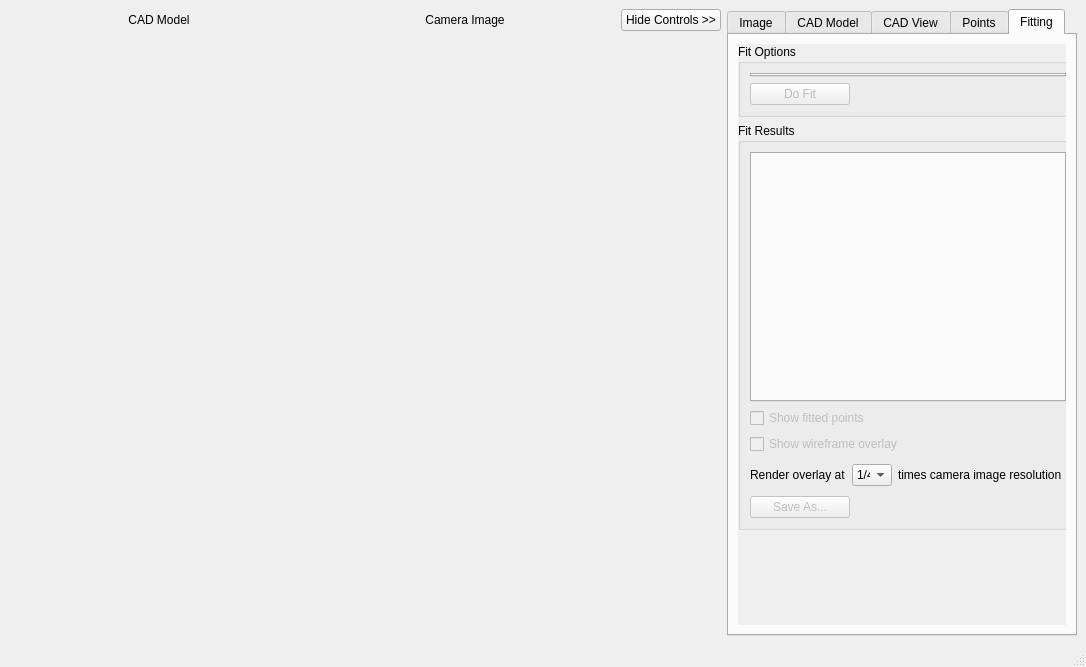
First picture: the form in calcam/ui/calcam.ui, repository euratom-software/calcam, before the edit.
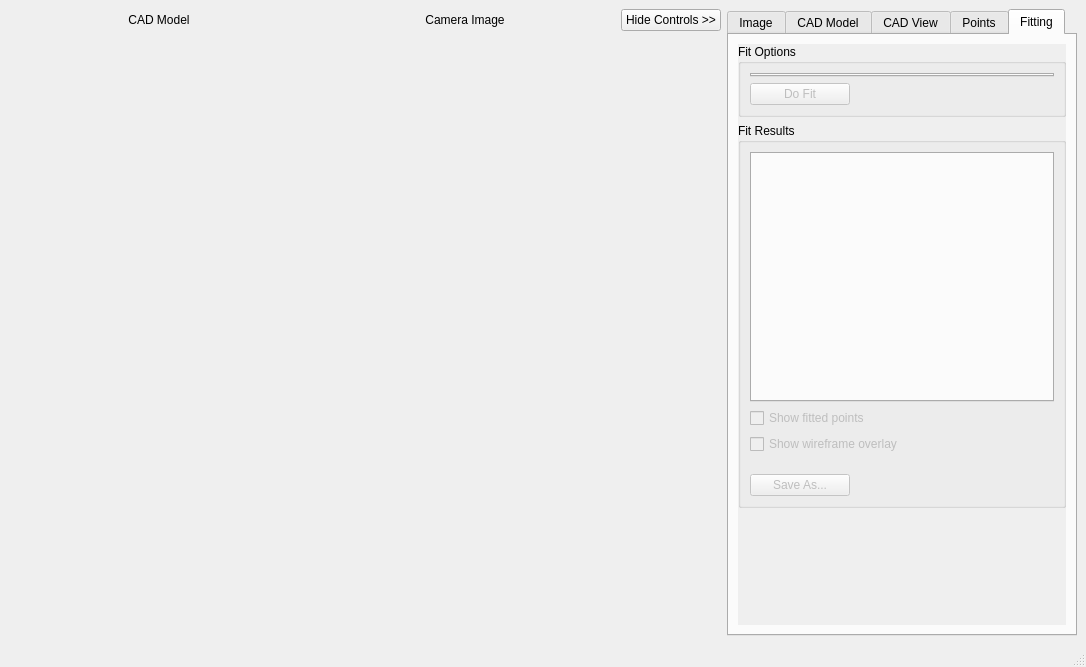
Second picture: the form after the edit. The open tabs and pages were chosen to show the change.

Commit message: Remove now redundant overlay oversampling box.

Diff of the .ui file:
```diff
--- a/calcam/ui/calcam.ui
+++ b/calcam/ui/calcam.ui
@@ -1184,8 +1184,8 @@
             <rect>
              <x>0</x>
              <y>0</y>
-             <width>326</width>
-             <height>585</height>
+             <width>328</width>
+             <height>586</height>
             </rect>
            </property>
            <layout class="QVBoxLayout" name="verticalLayout_4">
@@ -1293,55 +1293,6 @@
                   <property name="bottomMargin">
                    <number>4</number>
                   </property>
-                  <item>
-                   <widget class="QLabel" name="label_3">
-                    <property name="text">
-                     <string>Render overlay at</string>
-                    </property>
-                   </widget>
-                  </item>
-                  <item>
-                   <widget class="QComboBox" name="overlay_oversampling_combobox">
-                    <property name="maximumSize">
-                     <size>
-                      <width>40</width>
-                      <height>16777215</height>
-                     </size>
-                    </property>
-                    <item>
-                     <property name="text">
-                      <string>1/4</string>
-                     </property>
-                    </item>
-                    <item>
-                     <property name="text">
-                      <string>1/2</string>
-                     </property>
-                    </item>
-                    <item>
-                     <property name="text">
-                      <string>1</string>
-                     </property>
-                    </item>
-                    <item>
-                     <property name="text">
-                      <string>2</string>
-                     </property>
-                    </item>
-                    <item>
-                     <property name="text">
-                      <string>4</string>
-                     </property>
-                    </item>
-                   </widget>
-                  </item>
-                  <item>
-                   <widget class="QLabel" name="label_17">
-                    <property name="text">
-                     <string>times camera image resolution</string>
-                    </property>
-                   </widget>
-                  </item>
                  </layout>
                 </widget>
                </item>
```
Left out of the diff: 2 changed lines with no effect on the pictures. The commit also changes 1 other file.
